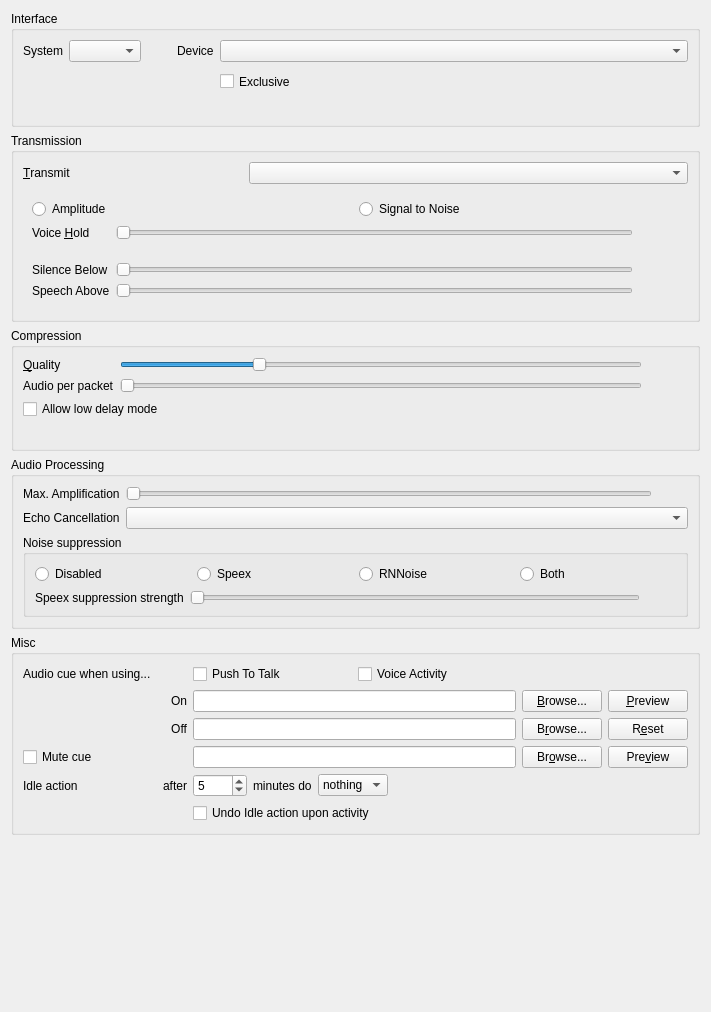
First picture: the form in src/mumble/AudioInput.ui, repository mumble-voip/mumble, before the edit.
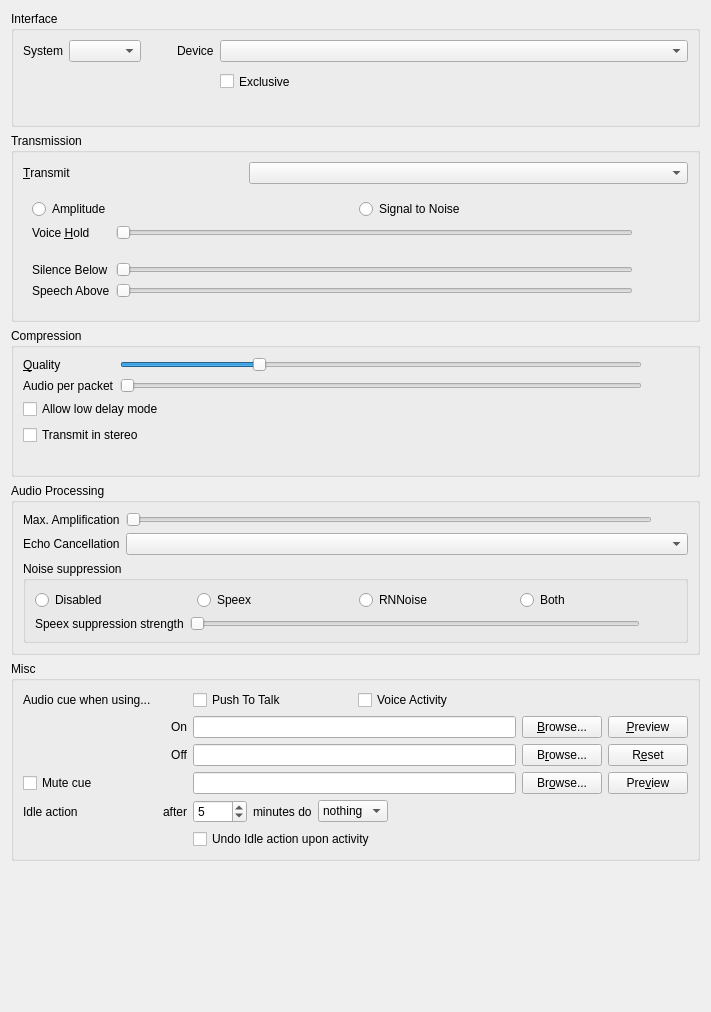
Second picture: the form after the edit. Custom widgets are drawn as their Qt base class.

Commit message: FEAT(client): Allow transmitting audio in stereo

Patch:
```diff
--- a/src/mumble/AudioInput.ui
+++ b/src/mumble/AudioInput.ui
@@ -597,7 +597,20 @@
         </property>
        </widget>
       </item>
-      <item row="3" column="0" colspan="3">
+      <item row="3" column="0" colspan="2">
+       <widget class="QCheckBox" name="qcbStereoInput">
+        <property name="toolTip">
+         <string>Transmit audio with two channels (stereo) instead of mixing the input down to mono. Echo cancellation and Speex noise suppression are not available in stereo mode (RNNoise remains available).</string>
+        </property>
+        <property name="whatsThis">
+         <string>&lt;b&gt;If checked, Mumble will encode and transmit your audio in stereo.&lt;/b&gt;&lt;br /&gt;The first two channels of the input device are used as the left and right channel (a mono input is sent to both channels). Note that echo cancellation and Speex noise suppression are not available in stereo mode (RNNoise remains available), and that stereo audio may require a higher quality setting for comparable fidelity.</string>
+        </property>
+        <property name="text">
+         <string>Transmit in stereo</string>
+        </property>
+       </widget>
+      </item>
+      <item row="4" column="0" colspan="3">
        <widget class="QLabel" name="qlBitrate">
         <property name="font">
          <font>
```
Left out of the diff: 1 changed line with no effect on the pictures. The commit also changes 12 other files.
